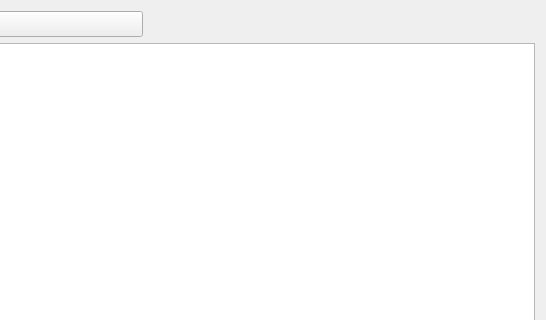
Old version of the form pc/main.ui in the repository craftor/pi_tool; both pictures show x 254 to 800 and y 0 to 320 of the 800 by 600 pixel window.
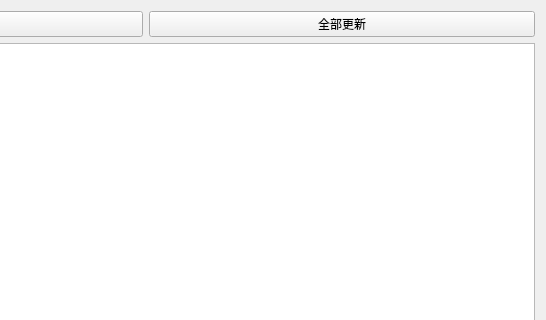
New version of the form. Icons and pictures are not drawn.

```diff
--- a/pc/main.ui
+++ b/pc/main.ui
@@ -54,6 +54,13 @@
      </property>
     </widget>
    </item>
+   <item row="0" column="1">
+    <widget class="QPushButton" name="pushButton_UpdateAll">
+     <property name="text">
+      <string>全部更新</string>
+     </property>
+    </widget>
+   </item>
   </layout>
  </widget>
  <resources>
```
